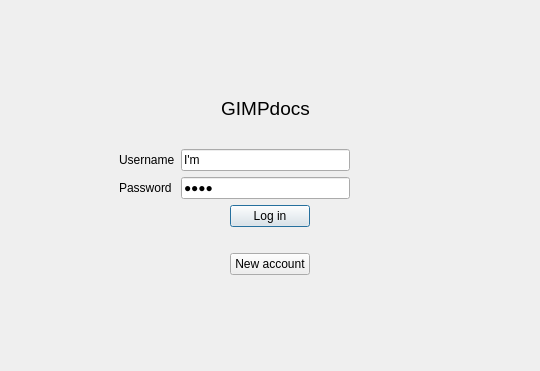
This is CLIENT/GUI/ui/gui_login.ui in GiuliCler/GIMPteam as Qt 5 draws it before an edit. The edited form follows.
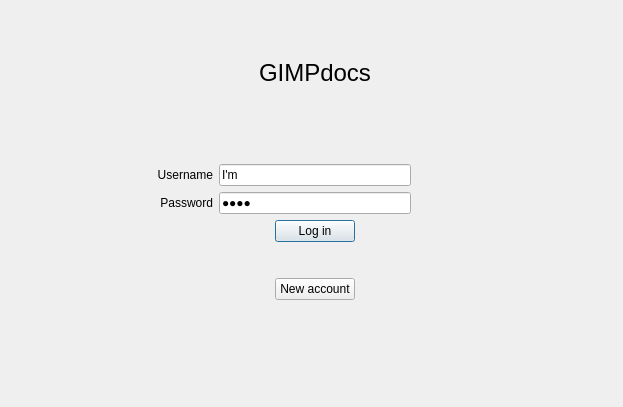
This is the edited form.

```diff
--- a/CLIENT/GUI/ui/gui_login.ui
+++ b/CLIENT/GUI/ui/gui_login.ui
@@ -6,15 +6,15 @@
    <rect>
     <x>0</x>
     <y>0</y>
-    <width>540</width>
-    <height>371</height>
+    <width>623</width>
+    <height>407</height>
    </rect>
   </property>
   <property name="windowTitle">
    <string>Form</string>
   </property>
-  <layout class="QGridLayout" name="gridLayout" columnstretch="3,0,5" columnminimumwidth="0,0,0">
-   <item row="0" column="1">
+  <layout class="QGridLayout" name="gridLayout" rowstretch="2,0,3,0,0,0,4" columnstretch="1,1,0,2">
+   <item row="0" column="2">
     <spacer name="verticalSpacer_2">
      <property name="orientation">
       <enum>Qt::Vertical</enum>
@@ -27,37 +27,7 @@
      </property>
     </spacer>
    </item>
-   <item row="1" column="0">
-    <spacer name="horizontalSpacer_5">
-     <property name="orientation">
-      <enum>Qt::Horizontal</enum>
-     </property>
-     <property name="sizeHint" stdset="0">
-      <size>
-       <width>109</width>
-       <height>20</height>
-      </size>
-     </property>
-    </spacer>
-   </item>
-   <item row="1" column="1">
-    <layout class="QVBoxLayout" name="verticalLayout_2">
-     <item>
-      <layout class="QFormLayout" name="formLayout">
-       <item row="0" column="0">
-        <spacer name="horizontalSpacer_6">
-         <property name="orientation">
-          <enum>Qt::Horizontal</enum>
-         </property>
-         <property name="sizeHint" stdset="0">
-          <size>
-           <width>40</width>
-           <height>20</height>
-          </size>
-         </property>
-        </spacer>
-       </item>
-       <item row="0" column="1">
+   <item row="1" column="2">
         <layout class="QHBoxLayout" name="horizontalLayout_3">
          <item>
           <spacer name="horizontalSpacer_7">
@@ -76,7 +46,7 @@
           <widget class="QLabel" name="label_3">
            <property name="font">
             <font>
-             <pointsize>14</pointsize>
+         <pointsize>18</pointsize>
             </font>
            </property>
            <property name="cursor">
@@ -108,20 +78,7 @@
          </item>
         </layout>
        </item>
-       <item row="1" column="0">
-        <spacer name="verticalSpacer_6">
-         <property name="orientation">
-          <enum>Qt::Vertical</enum>
-         </property>
-         <property name="sizeHint" stdset="0">
-          <size>
-           <width>20</width>
-           <height>17</height>
-          </size>
-         </property>
-        </spacer>
-       </item>
-       <item row="1" column="1">
+   <item row="2" column="2">
         <spacer name="verticalSpacer_4">
          <property name="orientation">
           <enum>Qt::Vertical</enum>
@@ -129,12 +86,12 @@
          <property name="sizeHint" stdset="0">
           <size>
            <width>20</width>
-           <height>17</height>
+       <height>61</height>
           </size>
          </property>
         </spacer>
        </item>
-       <item row="2" column="0">
+   <item row="3" column="1">
         <widget class="QLabel" name="label">
          <property name="cursor">
           <cursorShape>IBeamCursor</cursorShape>
@@ -142,19 +99,48 @@
          <property name="text">
           <string>Username</string>
          </property>
+     <property name="alignment">
+      <set>Qt::AlignRight|Qt::AlignTrailing|Qt::AlignVCenter</set>
+     </property>
          <property name="textInteractionFlags">
           <set>Qt::LinksAccessibleByMouse|Qt::TextSelectableByMouse</set>
          </property>
         </widget>
        </item>
-       <item row="2" column="1">
+   <item row="3" column="2">
         <widget class="QLineEdit" name="usernameLineEdit">
          <property name="text">
           <string>I'm</string>
          </property>
         </widget>
        </item>
-       <item row="3" column="0">
+   <item row="3" column="3" rowspan="2">
+    <spacer name="horizontalSpacer_4">
+     <property name="orientation">
+      <enum>Qt::Horizontal</enum>
+     </property>
+     <property name="sizeHint" stdset="0">
+      <size>
+       <width>164</width>
+       <height>20</height>
+      </size>
+     </property>
+    </spacer>
+   </item>
+   <item row="4" column="0">
+    <spacer name="horizontalSpacer_5">
+     <property name="orientation">
+      <enum>Qt::Horizontal</enum>
+     </property>
+     <property name="sizeHint" stdset="0">
+      <size>
+       <width>109</width>
+       <height>20</height>
+      </size>
+     </property>
+    </spacer>
+   </item>
+   <item row="4" column="1">
         <widget class="QLabel" name="label_2">
          <property name="cursor">
           <cursorShape>IBeamCursor</cursorShape>
@@ -162,12 +148,15 @@
          <property name="text">
           <string>Password</string>
          </property>
+     <property name="alignment">
+      <set>Qt::AlignRight|Qt::AlignTrailing|Qt::AlignVCenter</set>
+     </property>
          <property name="textInteractionFlags">
           <set>Qt::LinksAccessibleByMouse|Qt::TextSelectableByMouse</set>
          </property>
         </widget>
        </item>
-       <item row="3" column="1">
+   <item row="4" column="2">
         <widget class="QLineEdit" name="passwordLineEdit">
          <property name="text">
           <string>lazy</string>
@@ -177,24 +166,7 @@
          </property>
         </widget>
        </item>
-      </layout>
-     </item>
-     <item>
-      <layout class="QHBoxLayout" name="horizontalLayout_2">
-       <item>
-        <spacer name="horizontalSpacer">
-         <property name="orientation">
-          <enum>Qt::Horizontal</enum>
-         </property>
-         <property name="sizeHint" stdset="0">
-          <size>
-           <width>50</width>
-           <height>38</height>
-          </size>
-         </property>
-        </spacer>
-       </item>
-       <item>
+   <item row="5" column="2">
         <layout class="QHBoxLayout" name="horizontalLayout">
          <item>
           <spacer name="horizontalSpacer_2">
@@ -235,10 +207,13 @@
              <property name="orientation">
               <enum>Qt::Vertical</enum>
              </property>
+         <property name="sizeType">
+          <enum>QSizePolicy::Fixed</enum>
+         </property>
              <property name="sizeHint" stdset="0">
               <size>
                <width>20</width>
-               <height>20</height>
+           <height>30</height>
               </size>
              </property>
             </spacer>
@@ -267,24 +242,7 @@
          </item>
         </layout>
        </item>
-      </layout>
-     </item>
-    </layout>
-   </item>
-   <item row="1" column="2">
-    <spacer name="horizontalSpacer_4">
-     <property name="orientation">
-      <enum>Qt::Horizontal</enum>
-     </property>
-     <property name="sizeHint" stdset="0">
-      <size>
-       <width>164</width>
-       <height>20</height>
-      </size>
-     </property>
-    </spacer>
-   </item>
-   <item row="2" column="1">
+   <item row="6" column="2">
     <spacer name="verticalSpacer_3">
      <property name="orientation">
       <enum>Qt::Vertical</enum>
```
Lines whose indentation alone changed are shown as unchanged.
